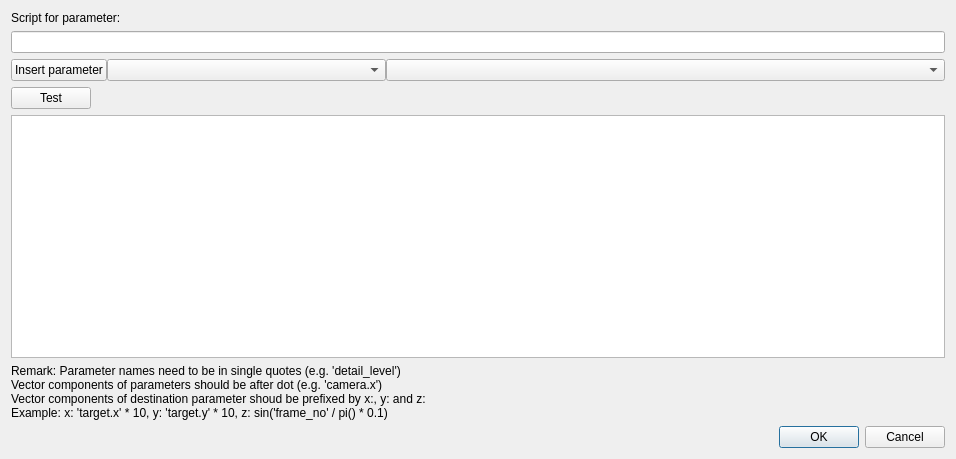
Qt form mandelbulber2/qt/script_dialog.ui (buddhi1980/mandelbulber2) before a commit.
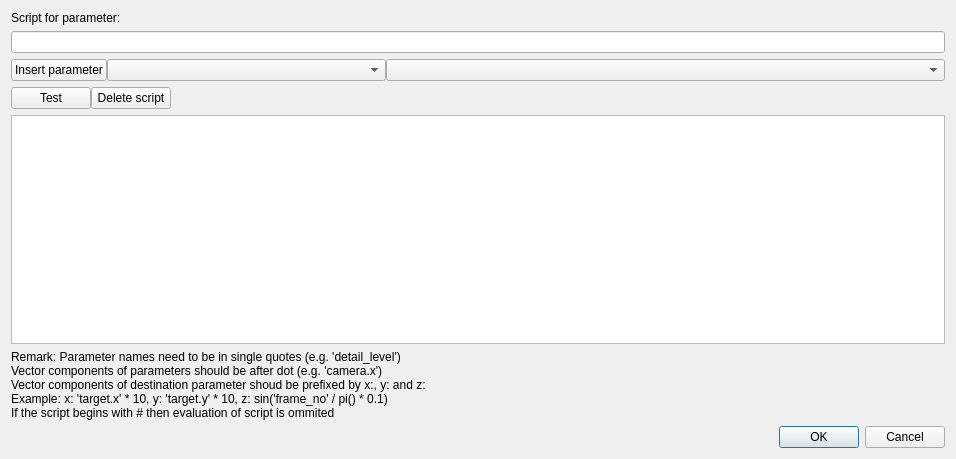
The same form after that commit.

Commit message: Added Delete Script button and possibity to ommit script evaluation by adding # character as a first letter of the script

The edit to the form file:
```diff
--- a/mandelbulber2/qt/script_dialog.ui
+++ b/mandelbulber2/qt/script_dialog.ui
@@ -62,6 +62,13 @@
        </property>
       </widget>
      </item>
+     <item>
+      <widget class="QPushButton" name="pushButton_delete">
+       <property name="text">
+        <string>Delete script</string>
+       </property>
+      </widget>
+     </item>
      <item>
       <spacer name="horizontalSpacer">
        <property name="orientation">
@@ -86,7 +93,8 @@
       <string>Remark: Parameter names need to be in single quotes (e.g. 'detail_level')
 Vector components of parameters should be after dot (e.g. 'camera.x')
 Vector components of destination parameter shoud be prefixed by x:, y: and z:
-Example: x: 'target.x' * 10, y: 'target.y' * 10, z: sin('frame_no' / pi() * 0.1)</string>
+Example: x: 'target.x' * 10, y: 'target.y' * 10, z: sin('frame_no' / pi() * 0.1)
+If the script begins with # then evaluation of script is ommited</string>
      </property>
     </widget>
    </item>
```
The commit also changes 5 other files.
